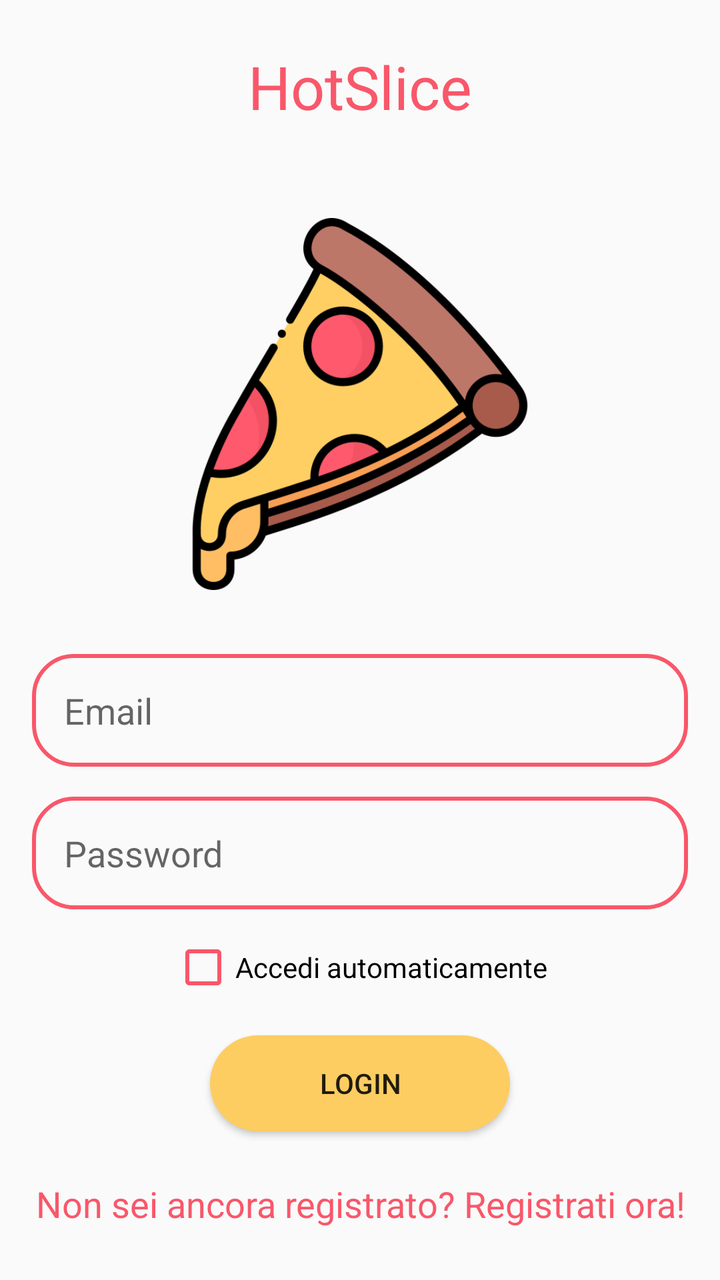
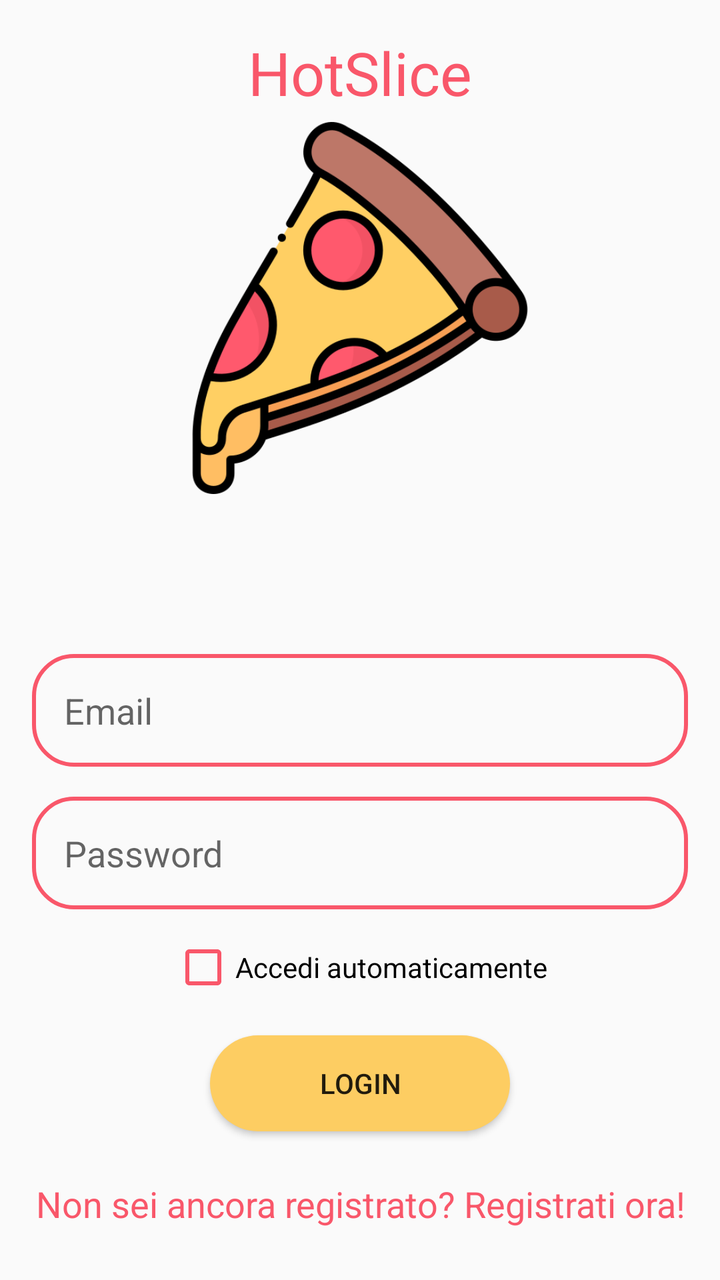

Screens rendered from an Android XML layout before and after an edit, with the pre-edit source and the edit as a unified diff.
<!-- AndroidManifest.xml: application theme Theme.HotSliceApp -->
<!-- res/layout/activity_login.xml -->
<?xml version="1.0" encoding="utf-8"?>
<FrameLayout xmlns:android="http://schemas.android.com/apk/res/android"
    xmlns:app="http://schemas.android.com/apk/res-auto"
    xmlns:tools="http://schemas.android.com/tools"
    android:layout_width="match_parent"
    android:layout_height="match_parent">

    
    <androidx.constraintlayout.widget.ConstraintLayout
        android:id="@+id/layoutLogin"
        android:layout_width="match_parent"
        android:layout_height="match_parent"
        android:orientation="vertical"
        android:padding="16dp"
        tools:context=".activities.Login">

        <TextView
            android:layout_width="match_parent"
            android:layout_height="wrap_content"
            android:layout_marginBottom="5dp"
            android:text="HotSlice"
            android:textAlignment="center"
            android:textColor="@color/red"
            android:textSize="30sp"
            app:layout_constraintBottom_toTopOf="@+id/imageView"
            app:layout_constraintEnd_toEndOf="parent"
            app:layout_constraintHorizontal_bias="0.0"
            app:layout_constraintStart_toStartOf="parent"
            app:layout_constraintTop_toTopOf="parent"
            app:layout_constraintVertical_bias="0.145" />

        <ImageView
            android:id="@+id/imageView"
            android:layout_width="234dp"
            android:layout_height="186dp"
            android:layout_marginBottom="32dp"
            android:src="@drawable/pizzalogin"
            app:layout_constraintBottom_toTopOf="@+id/etEmail"
            app:layout_constraintEnd_toEndOf="parent"
            app:layout_constraintStart_toStartOf="parent" />

        <EditText
            android:id="@+id/etEmail"
            android:layout_width="match_parent"
            android:layout_height="wrap_content"
            android:layout_marginBottom="15dp"
            android:background="@drawable/edittext_border"
            android:hint="Email"
            android:inputType="textEmailAddress"
            android:padding="16dp"
            app:layout_constraintBottom_toTopOf="@+id/etPassword"
            app:layout_constraintEnd_toEndOf="parent"
            app:layout_constraintStart_toStartOf="parent" />

        <EditText
            android:id="@+id/etPassword"
            android:layout_width="match_parent"
            android:layout_height="wrap_content"
            android:layout_marginBottom="5dp"
            android:background="@drawable/edittext_border"
            android:hint="Password"
            android:inputType="textPassword"
            android:padding="16dp"
            app:layout_constraintBottom_toTopOf="@+id/checkBoxStayLoggedIn"
            app:layout_constraintEnd_toEndOf="parent"
            app:layout_constraintStart_toStartOf="parent" />

        <CheckBox
            android:id="@+id/checkBoxStayLoggedIn"
            android:layout_width="wrap_content"
            android:layout_height="48dp"
            android:layout_marginBottom="10dp"
            android:text="Accedi automaticamente"
            android:buttonTint="@color/red"
            app:layout_constraintBottom_toTopOf="@+id/btnLogin"
            app:layout_constraintEnd_toEndOf="parent"
            app:layout_constraintHorizontal_bias="0.497"
            app:layout_constraintStart_toStartOf="parent" />

        <Button
            android:id="@+id/btnLogin"
            android:layout_width="150dp"
            android:layout_height="wrap_content"
            android:layout_marginBottom="24dp"
            android:text="Login"
            android:background="@drawable/custom_button"
            app:layout_constraintBottom_toTopOf="@+id/NotRegisteredText"
            app:layout_constraintEnd_toEndOf="parent"
            app:layout_constraintStart_toStartOf="parent" />

        <TextView
            android:id="@+id/NotRegisteredText"
            android:layout_width="0dp"
            android:layout_height="wrap_content"
            android:layout_marginBottom="10dp"
            android:gravity="center"
            android:text="Non sei ancora registrato? Registrati ora!"
            android:textColor="@color/red"
            android:textSize="18sp"
            app:layout_constraintBottom_toBottomOf="parent"
            app:layout_constraintEnd_toEndOf="parent"
            app:layout_constraintHorizontal_bias="0.0"
            app:layout_constraintStart_toStartOf="parent" />

    </androidx.constraintlayout.widget.ConstraintLayout>

    
    <RelativeLayout
        android:id="@+id/layoutNoInternet"
        android:layout_width="match_parent"
        android:layout_height="match_parent"
        android:gravity="center"
        android:background="@color/grey"
        android:visibility="gone">

        <ImageView
            android:id="@+id/imageNoInternet"
            android:layout_width="45dp"
            android:layout_height="45dp"
            android:layout_centerHorizontal="true"
            android:layout_above="@id/textNoInternet"
            android:layout_marginBottom="16dp"
            android:src="@drawable/baseline_signal_wifi_connected_no_internet_4_24"
            app:tint="@color/red" />

        <TextView
            android:id="@+id/textNoInternet"
            android:layout_width="wrap_content"
            android:layout_height="wrap_content"
            android:layout_centerInParent="true"
            android:text="Nessuna connessione Internet\nconnettersi e riprovare"
            android:textAlignment="center"
            android:textColor="@android:color/black"
            android:textSize="20sp" />

    </RelativeLayout>

</FrameLayout>
<!-- resources referenced by this layout -->
<resources>
  <color name="grey">#D6D6D6</color>
  <color name="red">#F9576A</color>
  <!-- drawable baseline_signal_wifi_connected_no_internet_4_24 (drawable) -->
  <vector xmlns:android="http://schemas.android.com/apk/res/android" android:height="24dp" android:tint="#000000" android:viewportHeight="24" android:viewportWidth="24" android:width="24dp">
        
      <path android:fillColor="@color/red" android:pathData="M24,8.98C20.93,5.9 16.69,4 12,4C7.31,4 3.07,5.9 0,8.98L12,21v-9h8.99L24,8.98zM19.59,14l-2.09,2.09L15.41,14L14,15.41l2.09,2.09L14,19.59L15.41,21l2.09,-2.08L19.59,21L21,19.59l-2.08,-2.09L21,15.41L19.59,14z"/>
      
  </vector>
  <!-- drawable custom_button (drawable) -->
  <?xml version="1.0" encoding="utf-8"?>
  <shape xmlns:android="http://schemas.android.com/apk/res/android" android:shape="rectangle">
  
      <solid android:color="@color/yellow" />
      <corners android:radius="25dp" />
  </shape>
  <!-- drawable edittext_border (drawable) -->
  <?xml version="1.0" encoding="utf-8"?>
  <shape xmlns:android="http://schemas.android.com/apk/res/android"
      android:shape="rectangle">
  
      
  <stroke
  android:width="2dp"
  android:color="@color/red"/>
  
      
  <corners
  android:radius="20dp"/>
  
  </shape>
  <!-- drawable pizzalogin: png bitmap (drawable, 45768 bytes) -->
  <style name="Theme.HotSliceApp" parent="Theme.AppCompat.Light.NoActionBar">
          
          
          
          <item name="android:statusBarColor">@color/red</item>
      </style>
  <color name="yellow">#FDCD62</color>
</resources>

<!-- the commit's change to res/layout/activity_login.xml (unified diff, before → after) -->
@@ -33,7 +33,7 @@
             android:id="@+id/imageView"
             android:layout_width="234dp"
             android:layout_height="186dp"
-            android:layout_marginBottom="32dp"
+            android:layout_marginBottom="80dp"
             android:src="@drawable/pizzalogin"
             app:layout_constraintBottom_toTopOf="@+id/etEmail"
             app:layout_constraintEnd_toEndOf="parent"
